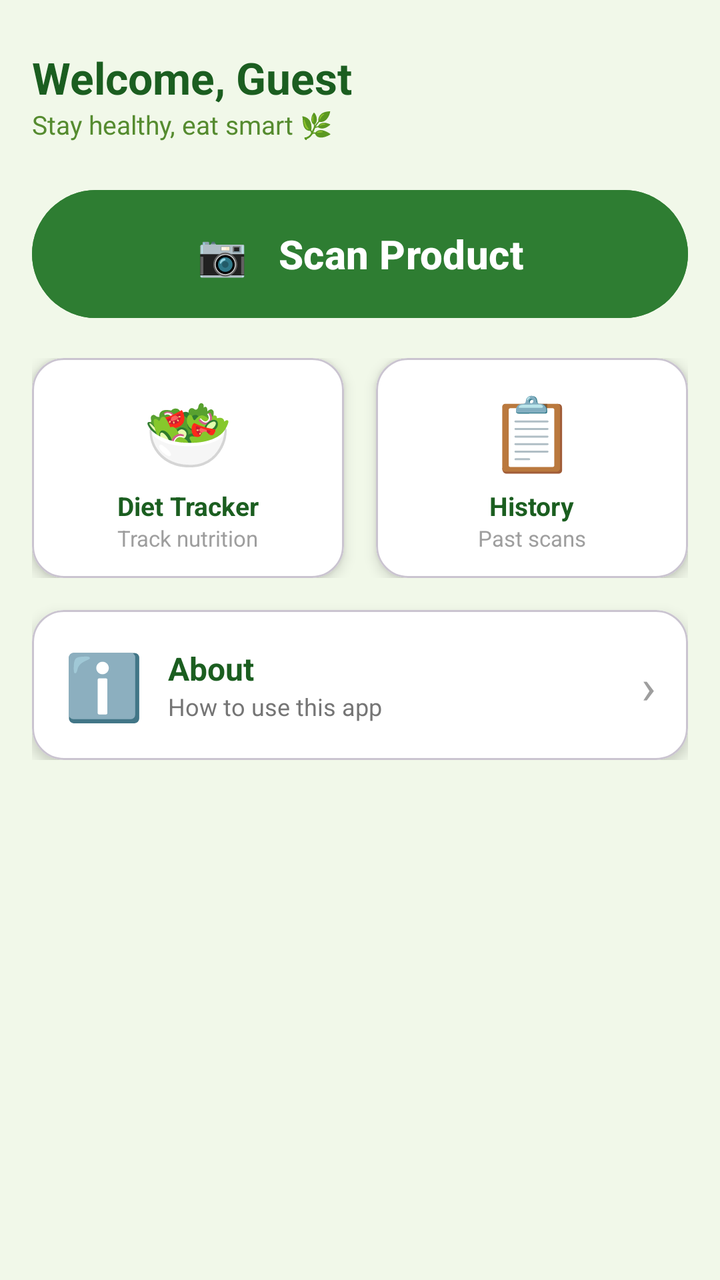
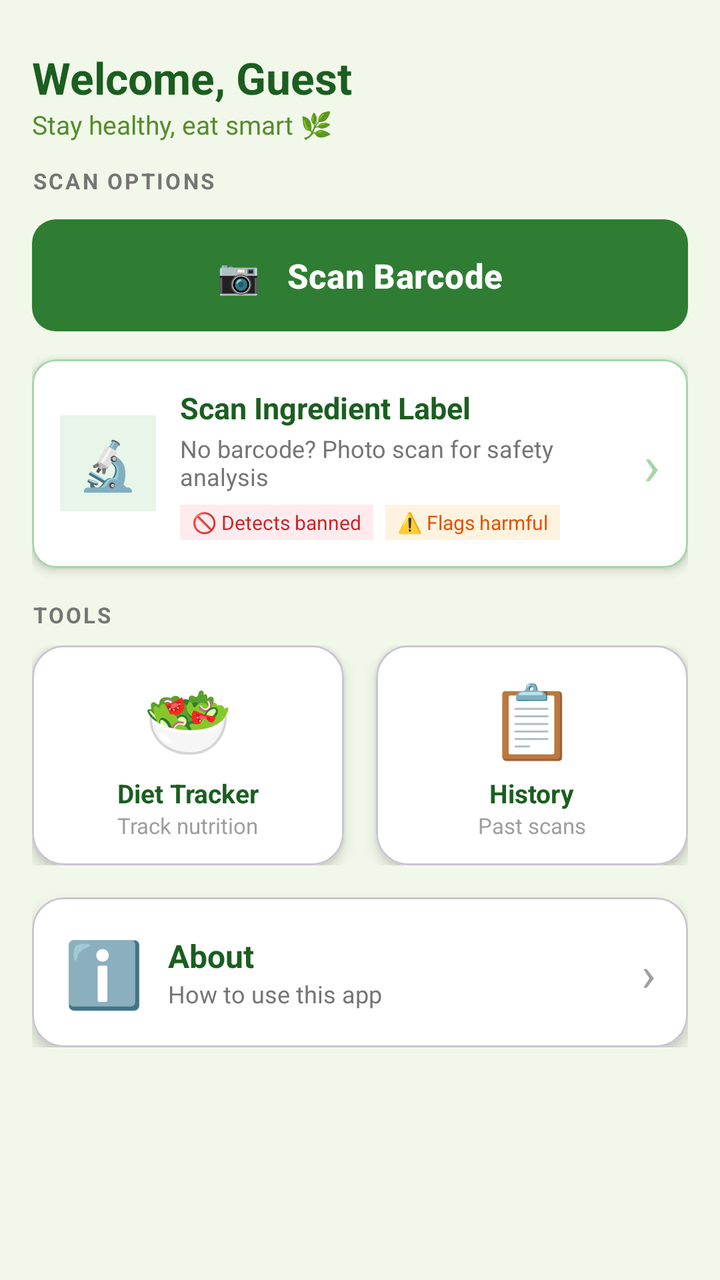

The first picture is an Android layout as it rendered before a commit; the second is the same layout after the commit. The layout source and the unified diff follow.
<!-- AndroidManifest.xml: application theme Theme.FoodLabelScanner -->
<!-- res/layout/activity_main.xml -->
<?xml version="1.0" encoding="utf-8"?>
<ScrollView xmlns:android="http://schemas.android.com/apk/res/android"
    xmlns:app="http://schemas.android.com/apk/res-auto"
    android:layout_width="match_parent"
    android:layout_height="match_parent"
    android:background="#F1F8E9">

    <LinearLayout
        android:layout_width="match_parent"
        android:layout_height="wrap_content"
        android:orientation="vertical"
        android:padding="16dp">

        
        <LinearLayout
            android:layout_width="match_parent"
            android:layout_height="wrap_content"
            android:orientation="horizontal"
            android:gravity="center_vertical"
            android:layout_marginTop="8dp"
            android:layout_marginBottom="8dp">

            <LinearLayout
                android:layout_width="0dp"
                android:layout_height="wrap_content"
                android:layout_weight="1"
                android:orientation="vertical">

                <TextView
                    android:id="@+id/tvWelcome"
                    android:layout_width="wrap_content"
                    android:layout_height="wrap_content"
                    android:text="Welcome, Guest"
                    android:textSize="22sp"
                    android:textStyle="bold"
                    android:textColor="#1B5E20"/>

                <TextView
                    android:layout_width="wrap_content"
                    android:layout_height="wrap_content"
                    android:text="Stay healthy, eat smart 🌿"
                    android:textSize="13sp"
                    android:textColor="#558B2F"/>
            </LinearLayout>

            <com.google.android.material.button.MaterialButton
                android:id="@+id/btnLogout"
                android:layout_width="wrap_content"
                android:layout_height="wrap_content"
                android:text="Logout"
                android:visibility="gone"
                style="@style/Widget.MaterialComponents.Button.OutlinedButton"
                app:strokeColor="#C62828"
                android:textColor="#C62828"/>
        </LinearLayout>

        
        <com.google.android.material.button.MaterialButton
            android:id="@+id/btnScanProduct"
            android:layout_width="match_parent"
            android:layout_height="72dp"
            android:layout_marginTop="12dp"
            android:text="📷   Scan Product"
            android:textSize="20sp"
            android:textStyle="bold"
            android:backgroundTint="#2E7D32"/>

        
        <LinearLayout
            android:layout_width="match_parent"
            android:layout_height="wrap_content"
            android:orientation="horizontal"
            android:layout_marginTop="16dp">

            <com.google.android.material.card.MaterialCardView
                android:id="@+id/cardDietDashboard"
                android:layout_width="0dp"
                android:layout_height="110dp"
                android:layout_weight="1"
                android:layout_marginEnd="8dp"
                app:cardCornerRadius="16dp"
                app:cardElevation="4dp"
                app:cardBackgroundColor="#FFFFFF">

                <LinearLayout
                    android:layout_width="match_parent"
                    android:layout_height="match_parent"
                    android:orientation="vertical"
                    android:gravity="center"
                    android:padding="8dp">

                    <TextView
                        android:layout_width="wrap_content"
                        android:layout_height="wrap_content"
                        android:text="🥗"
                        android:textSize="36sp"/>

                    <TextView
                        android:layout_width="wrap_content"
                        android:layout_height="wrap_content"
                        android:text="Diet Tracker"
                        android:textSize="13sp"
                        android:textStyle="bold"
                        android:textColor="#1B5E20"
                        android:layout_marginTop="4dp"/>

                    <TextView
                        android:layout_width="wrap_content"
                        android:layout_height="wrap_content"
                        android:text="Track nutrition"
                        android:textSize="11sp"
                        android:textColor="#9E9E9E"/>
                </LinearLayout>
            </com.google.android.material.card.MaterialCardView>

            <com.google.android.material.card.MaterialCardView
                android:id="@+id/cardHistory"
                android:layout_width="0dp"
                android:layout_height="110dp"
                android:layout_weight="1"
                android:layout_marginStart="8dp"
                app:cardCornerRadius="16dp"
                app:cardElevation="4dp"
                app:cardBackgroundColor="#FFFFFF">

                <LinearLayout
                    android:layout_width="match_parent"
                    android:layout_height="match_parent"
                    android:orientation="vertical"
                    android:gravity="center"
                    android:padding="8dp">

                    <TextView
                        android:layout_width="wrap_content"
                        android:layout_height="wrap_content"
                        android:text="📋"
                        android:textSize="36sp"/>

                    <TextView
                        android:layout_width="wrap_content"
                        android:layout_height="wrap_content"
                        android:text="History"
                        android:textSize="13sp"
                        android:textStyle="bold"
                        android:textColor="#1B5E20"
                        android:layout_marginTop="4dp"/>

                    <TextView
                        android:layout_width="wrap_content"
                        android:layout_height="wrap_content"
                        android:text="Past scans"
                        android:textSize="11sp"
                        android:textColor="#9E9E9E"/>
                </LinearLayout>
            </com.google.android.material.card.MaterialCardView>
        </LinearLayout>

        
        <com.google.android.material.card.MaterialCardView
            android:id="@+id/cardAbout"
            android:layout_width="match_parent"
            android:layout_height="wrap_content"
            android:layout_marginTop="16dp"
            app:cardCornerRadius="16dp"
            app:cardElevation="4dp"
            app:cardBackgroundColor="#FFFFFF">

            <LinearLayout
                android:layout_width="match_parent"
                android:layout_height="wrap_content"
                android:orientation="horizontal"
                android:gravity="center_vertical"
                android:padding="16dp">

                <TextView
                    android:layout_width="wrap_content"
                    android:layout_height="wrap_content"
                    android:text="ℹ️"
                    android:textSize="32sp"/>

                <LinearLayout
                    android:layout_width="0dp"
                    android:layout_height="wrap_content"
                    android:layout_weight="1"
                    android:orientation="vertical"
                    android:layout_marginStart="12dp">

                    <TextView
                        android:layout_width="wrap_content"
                        android:layout_height="wrap_content"
                        android:text="About"
                        android:textSize="16sp"
                        android:textStyle="bold"
                        android:textColor="#1B5E20"/>

                    <TextView
                        android:layout_width="wrap_content"
                        android:layout_height="wrap_content"
                        android:text="How to use this app"
                        android:textSize="12sp"
                        android:textColor="#757575"/>
                </LinearLayout>

                <TextView
                    android:layout_width="wrap_content"
                    android:layout_height="wrap_content"
                    android:text="›"
                    android:textSize="24sp"
                    android:textColor="#9E9E9E"/>
            </LinearLayout>
        </com.google.android.material.card.MaterialCardView>

    </LinearLayout>
</ScrollView>
<!-- resources referenced by this layout -->
<resources>
  <style name="Theme.FoodLabelScanner" parent="Theme.Material3.Light.NoActionBar">
          
          <item name="colorPrimary">@color/primary</item>
          <item name="colorPrimaryVariant">@color/primary_dark</item>
          <item name="colorOnPrimary">@color/white</item>
          
          <item name="colorSecondary">@color/accent</item>
          <item name="colorSecondaryVariant">@color/accent</item>
          <item name="colorOnSecondary">@color/black</item>
          
          <item name="android:statusBarColor">@color/primary</item>
          
      </style>
  <color name="primary">#4CAF50</color>
  <color name="primary_dark">#388E3C</color>
  <color name="white">#FFFFFFFF</color>
  <color name="accent">#FF9800</color>
  <color name="black">#FF000000</color>
</resources>

<!-- the commit's change to res/layout/activity_main.xml (unified diff, before → after) -->
@@ -55,22 +55,146 @@
         </LinearLayout>
 
         
+        <TextView
+            android:layout_width="wrap_content"
+            android:layout_height="wrap_content"
+            android:text="SCAN OPTIONS"
+            android:textSize="11sp"
+            android:textStyle="bold"
+            android:textColor="#757575"
+            android:letterSpacing="0.1"
+            android:layout_marginBottom="8dp"
+            android:layout_marginTop="4dp"/>
+
+        
         <com.google.android.material.button.MaterialButton
             android:id="@+id/btnScanProduct"
             android:layout_width="match_parent"
-            android:layout_height="72dp"
-            android:layout_marginTop="12dp"
-            android:text="📷   Scan Product"
-            android:textSize="20sp"
+            android:layout_height="64dp"
+            android:layout_marginBottom="10dp"
+            android:text="📷   Scan Barcode"
+            android:textSize="17sp"
             android:textStyle="bold"
-            android:backgroundTint="#2E7D32"/>
-
-        
+            app:backgroundTint="#2E7D32"
+            app:cornerRadius="12dp"
+            app:icon="@null"/>
+
+        
+        <com.google.android.material.card.MaterialCardView
+            android:id="@+id/cardScanLabel"
+            android:layout_width="match_parent"
+            android:layout_height="wrap_content"
+            android:layout_marginBottom="16dp"
+            app:cardCornerRadius="12dp"
+            app:cardElevation="3dp"
+            app:cardBackgroundColor="#FFFFFF"
+            app:strokeColor="#A5D6A7"
+            app:strokeWidth="1dp">
+
+            <LinearLayout
+                android:layout_width="match_parent"
+                android:layout_height="wrap_content"
+                android:orientation="horizontal"
+                android:gravity="center_vertical"
+                android:padding="14dp">
+
+                
+                <LinearLayout
+                    android:layout_width="48dp"
+                    android:layout_height="48dp"
+                    android:gravity="center"
+                    android:background="#E8F5E9"
+                    android:padding="8dp">
+                    <TextView
+                        android:layout_width="wrap_content"
+                        android:layout_height="wrap_content"
+                        android:text="🔬"
+                        android:textSize="24sp"/>
+                </LinearLayout>
+
+                
+                <LinearLayout
+                    android:layout_width="0dp"
+                    android:layout_height="wrap_content"
+                    android:layout_weight="1"
+                    android:orientation="vertical"
+                    android:layout_marginStart="12dp">
+
+                    <TextView
+                        android:layout_width="wrap_content"
+                        android:layout_height="wrap_content"
+                        android:text="Scan Ingredient Label"
+                        android:textSize="15sp"
+                        android:textStyle="bold"
+                        android:textColor="#1B5E20"/>
+
+                    <TextView
+                        android:layout_width="wrap_content"
+                        android:layout_height="wrap_content"
+                        android:text="No barcode? Photo scan for safety analysis"
+                        android:textSize="12sp"
+                        android:textColor="#757575"
+                        android:layout_marginTop="2dp"/>
+
+                    
+                    <LinearLayout
+                        android:layout_width="wrap_content"
+                        android:layout_height="wrap_content"
+                        android:orientation="horizontal"
+                        android:layout_marginTop="6dp">
+
+                        <TextView
+                            android:layout_width="wrap_content"
+                            android:layout_height="wrap_content"
+                            android:text="🚫 Detects banned"
+                            android:textSize="10sp"
+                            android:textColor="#C62828"
+                            android:background="#FFEBEE"
+                            android:paddingStart="6dp"
+                            android:paddingEnd="6dp"
+                            android:paddingTop="2dp"
+                            android:paddingBottom="2dp"
+                            android:layout_marginEnd="6dp"/>
+
+                        <TextView
+                            android:layout_width="wrap_content"
+                            android:layout_height="wrap_content"
+                            android:text="⚠️ Flags harmful"
+                            android:textSize="10sp"
+                            android:textColor="#E65100"
+                            android:background="#FFF3E0"
+                            android:paddingStart="6dp"
+                            android:paddingEnd="6dp"
+                            android:paddingTop="2dp"
+                            android:paddingBottom="2dp"/>
+                    </LinearLayout>
+                </LinearLayout>
+
+                <TextView
+                    android:layout_width="wrap_content"
+                    android:layout_height="wrap_content"
+                    android:text="›"
+                    android:textSize="28sp"
+                    android:textColor="#A5D6A7"/>
+            </LinearLayout>
+        </com.google.android.material.card.MaterialCardView>
+
+        
+        <TextView
+            android:layout_width="wrap_content"
+            android:layout_height="wrap_content"
+            android:text="TOOLS"
+            android:textSize="11sp"
+            android:textStyle="bold"
+            android:textColor="#757575"
+            android:letterSpacing="0.1"
+            android:layout_marginBottom="8dp"/>
+
         <LinearLayout
             android:layout_width="match_parent"
             android:layout_height="wrap_content"
             android:orientation="horizontal"
-            android:layout_marginTop="16dp">
+            android:layout_marginBottom="16dp">
 
             <com.google.android.material.card.MaterialCardView
                 android:id="@+id/cardDietDashboard"
@@ -160,7 +284,6 @@
             android:id="@+id/cardAbout"
             android:layout_width="match_parent"
             android:layout_height="wrap_content"
-            android:layout_marginTop="16dp"
             app:cardCornerRadius="16dp"
             app:cardElevation="4dp"
             app:cardBackgroundColor="#FFFFFF">
